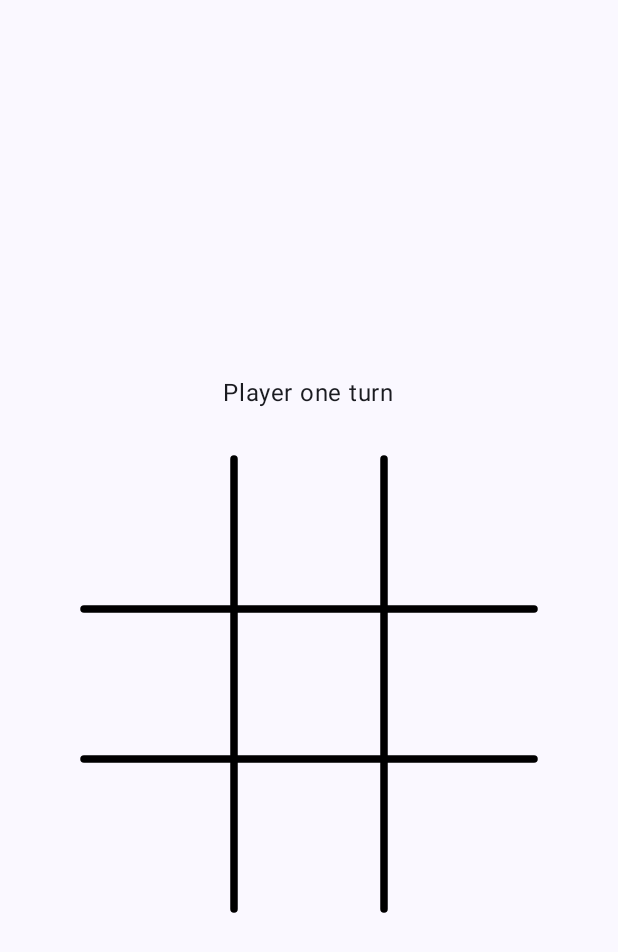
After one commit to ukhanyov/CanvasWorkshop, an Android app built with Jetpack Compose: the composable TicTacToe shown on its own in the app's theme, on a phone screen of 412 x 824 dp. The commit adds this screen. Shown: the top 952 px of the screen. Run offline under Robolectric (Android 15) with nearby library versions, the phone set to English and light mode, and no system bars.

Commit message:
TicTacToe screen added

```diff
--- a/app/src/main/java/com/example/canvasworkshop/Screens.kt
+++ b/app/src/main/java/com/example/canvasworkshop/Screens.kt
@@ -17,12 +17,14 @@ sealed class Screens(val name: String) {
     data object WeightPicker : Screens("Weight Picker")
     data object WritingTextOnAPath : Screens("Writing Text on a Path")
     data object Clock : Screens("Clock")
+    data object TicTacToe : Screens("TicTacToe")
 }
 
 val majorScreens = listOf(
     Screens.GenderPicker,
     Screens.WeightPicker,
     Screens.Clock,
+    Screens.TicTacToe,
 )
 val minorScreens = listOf(
     Screens.AnimatingAPathArrow,
--- /dev/null
+++ b/app/src/main/java/com/example/canvasworkshop/screens/tic_tac_toe/TicTacToe.kt
@@ -0,0 +1,350 @@
+package com.example.canvasworkshop.screens.tic_tac_toe
+
+import androidx.compose.foundation.Canvas
+import androidx.compose.foundation.gestures.detectTapGestures
+import androidx.compose.foundation.layout.*
+import androidx.compose.material3.Text
+import androidx.compose.runtime.*
+import androidx.compose.ui.Alignment
+import androidx.compose.ui.Modifier
+import androidx.compose.ui.geometry.Offset
+import androidx.compose.ui.geometry.Rect
+import androidx.compose.ui.geometry.Size
+import androidx.compose.ui.graphics.Color
+import androidx.compose.ui.graphics.StrokeCap
+import androidx.compose.ui.graphics.drawscope.DrawScope
+import androidx.compose.ui.graphics.drawscope.Stroke
+import androidx.compose.ui.input.pointer.pointerInput
+import androidx.compose.ui.tooling.preview.Preview
+import androidx.compose.ui.unit.Dp
+import androidx.compose.ui.unit.dp
+import com.example.canvasworkshop.ui.theme.CanvasWorkshopTheme
+import kotlinx.coroutines.delay
+
+data class GameState(
+    val topLeft: GamePlayer? = null,
+    val topCenter: GamePlayer? = null,
+    val topRight: GamePlayer? = null,
+    val centerLeft: GamePlayer? = null,
+    val center: GamePlayer? = null,
+    val centerRight: GamePlayer? = null,
+    val bottomLeft: GamePlayer? = null,
+    val bottomCenter: GamePlayer? = null,
+    val bottomRight: GamePlayer? = null,
+    val gameResult: GameResult = GameResult.Running
+)
+
+sealed class GamePlayer {
+    data object One : GamePlayer()
+    data object Two : GamePlayer()
+}
+
+sealed class GameResult {
+    data object Running : GameResult()
+    data object PlayerOneWon : GameResult()
+    data object PlayerTwoWon : GameResult()
+    data object Tie : GameResult()
+}
+
+@Preview(showBackground = true)
+@Composable
+fun TicTacToeScreenPreview() {
+    CanvasWorkshopTheme {
+        TicTacToeScreen()
+    }
+}
+
+@Composable
+fun TicTacToeScreen() {
+    TicTacToe()
+}
+
+@Composable
+fun TicTacToe(
+    lineWidth: Dp = 5.dp,
+//    isGameRunning: Boolean = true
+) {
+    var topLeftRect by remember { mutableStateOf(Rect.Zero) }
+    var topCenterRect by remember { mutableStateOf(Rect.Zero) }
+    var topRightRect by remember { mutableStateOf(Rect.Zero) }
+
+    var centerLeftRect by remember { mutableStateOf(Rect.Zero) }
+    var centerRect by remember { mutableStateOf(Rect.Zero) }
+    var centerRightRect by remember { mutableStateOf(Rect.Zero) }
+
+    var bottomLeftRect by remember { mutableStateOf(Rect.Zero) }
+    var bottomCenterRect by remember { mutableStateOf(Rect.Zero) }
+    var bottomRightRect by remember { mutableStateOf(Rect.Zero) }
+
+    var gameState by remember { mutableStateOf(GameState()) }
+
+    var gamePlayerTurn by remember { mutableStateOf<GamePlayer>(GamePlayer.One) }
+
+    val isGameRunning by remember(gameState) { mutableStateOf(gameState.gameResult is GameResult.Running) }
+
+    LaunchedEffect(key1 = isGameRunning) {
+        if (isGameRunning.not()) {
+            delay(2500)
+            gameState = GameState()
+            gamePlayerTurn = GamePlayer.One
+        }
+    }
+
+    fun togglePlayer() {
+        gamePlayerTurn = if (gamePlayerTurn is GamePlayer.One) {
+            GamePlayer.Two
+        } else {
+            GamePlayer.One
+        }
+    }
+
+    Column(
+        modifier = Modifier
+            .fillMaxSize(),
+        verticalArrangement = Arrangement.Center,
+        horizontalAlignment = Alignment.CenterHorizontally
+    ) {
+        Text(
+            text = when (gameState.gameResult) {
+                GameResult.PlayerOneWon -> "Player One Won!"
+                GameResult.PlayerTwoWon -> "Player Two Won!"
+                GameResult.Running -> "Player ${if (gamePlayerTurn is GamePlayer.One) "one" else "two"} turn"
+                GameResult.Tie -> "Tie!"
+            },
+            modifier = Modifier.padding(32.dp)
+        )
+        Canvas(
+            modifier = Modifier
+                .size(300.dp)
+                .pointerInput(isGameRunning) {
+                    if (isGameRunning.not()) return@pointerInput
+                    detectTapGestures {
+                        when {
+                            topLeftRect.contains(it) && gameState.topLeft == null -> {
+                                gameState = gameState.copy(topLeft = gamePlayerTurn)
+                                togglePlayer()
+                            }
+
+                            topCenterRect.contains(it) && gameState.topCenter == null -> {
+                                gameState = gameState.copy(topCenter = gamePlayerTurn)
+                                togglePlayer()
+                            }
+
+                            topRightRect.contains(it) && gameState.topRight == null -> {
+                                gameState = gameState.copy(topRight = gamePlayerTurn)
+                                togglePlayer()
+                            }
+
+                            centerLeftRect.contains(it) && gameState.centerLeft == null -> {
+                                gameState = gameState.copy(centerLeft = gamePlayerTurn)
+                                togglePlayer()
+                            }
+
+                            centerRect.contains(it) && gameState.center == null -> {
+                                gameState = gameState.copy(center = gamePlayerTurn)
+                                togglePlayer()
+                            }
+
+                            centerRightRect.contains(it) && gameState.centerRight == null -> {
+                                gameState = gameState.copy(centerRight = gamePlayerTurn)
+                                togglePlayer()
+                            }
+
+                            bottomLeftRect.contains(it) && gameState.bottomLeft == null -> {
+                                gameState = gameState.copy(bottomLeft = gamePlayerTurn)
+                                togglePlayer()
+                            }
+
+                            bottomCenterRect.contains(it) && gameState.bottomCenter == null -> {
+                                gameState = gameState.copy(bottomCenter = gamePlayerTurn)
+                                togglePlayer()
+                            }
+
+                            bottomRightRect.contains(it) && gameState.bottomRight == null -> {
+                                gameState = gameState.copy(bottomRight = gamePlayerTurn)
+                                togglePlayer()
+                            }
+                        }
+                    }
+                }
+        ) {
+            gameState = gameState.copy(gameResult = gameState.check())
+            val rectSize = Size(size.width / 3f, size.width / 3f)
+
+            if (topLeftRect == Rect.Zero) {
+                topLeftRect = Rect(
+                    offset = Offset(0f, 0f),
+                    size = rectSize
+                )
+            }
+            if (topCenterRect == Rect.Zero) {
+                topCenterRect = Rect(
+                    offset = Offset(size.width / 3, 0f),
+                    size = rectSize
+                )
+            }
+            if (topRightRect == Rect.Zero) {
+                topRightRect = Rect(
+                    offset = Offset(size.width / 3 * 2, 0f),
+                    size = rectSize
+                )
+            }
+            if (centerLeftRect == Rect.Zero) {
+                centerLeftRect = Rect(
+                    offset = Offset(0f, size.height / 3),
+                    size = rectSize
+                )
+            }
+            if (centerRect == Rect.Zero) {
+                centerRect = Rect(
+                    offset = Offset(size.width / 3, size.height / 3),
+                    size = rectSize
+                )
+            }
+            if (centerRightRect == Rect.Zero) {
+                centerRightRect = Rect(
+                    offset = Offset(size.width / 3 * 2, size.height / 3),
+                    size = rectSize
+                )
+            }
+            if (bottomLeftRect == Rect.Zero) {
+                bottomLeftRect = Rect(
+                    offset = Offset(0f, size.height / 3 * 2),
+                    size = rectSize
+                )
+            }
+            if (bottomCenterRect == Rect.Zero) {
+                bottomCenterRect = Rect(
+                    offset = Offset(size.width / 3, size.height / 3 * 2),
+                    size = rectSize
+                )
+            }
+            if (bottomRightRect == Rect.Zero) {
+                bottomRightRect = Rect(
+                    offset = Offset(size.width / 3 * 2, size.height / 3 * 2),
+                    size = rectSize
+                )
+            }
+
+            // Draw figures
+            drawFigure(gameState.topLeft, topLeftRect, rectSize)
+            drawFigure(gameState.topCenter, topCenterRect, rectSize)
+            drawFigure(gameState.topRight, topRightRect, rectSize)
+            drawFigure(gameState.centerLeft, centerLeftRect, rectSize)
+            drawFigure(gameState.center, centerRect, rectSize)
+            drawFigure(gameState.centerRight, centerRightRect, rectSize)
+            drawFigure(gameState.bottomLeft, bottomLeftRect, rectSize)
+            drawFigure(gameState.bottomCenter, bottomCenterRect, rectSize)
+            drawFigure(gameState.bottomRight, bottomRightRect, rectSize)
+
+            // game field
+            drawLine(
+                color = Color.Black,
+                start = Offset(size.width / 3, 0f),
+                end = Offset(size.width / 3, size.height),
+                strokeWidth = lineWidth.toPx(),
+                cap = StrokeCap.Round
+            )
+            drawLine(
+                color = Color.Black,
+                start = Offset(size.width / 3 * 2, 0f),
+                end = Offset(size.width / 3 * 2, size.height),
+                strokeWidth = lineWidth.toPx(),
+                cap = StrokeCap.Round
+            )
+            drawLine(
+                color = Color.Black,
+                start = Offset(0f, size.height / 3),
+                end = Offset(size.width, size.height / 3),
+                strokeWidth = lineWidth.toPx(),
+                cap = StrokeCap.Round
+            )
+            drawLine(
+                color = Color.Black,
+                start = Offset(0f, size.height / 3 * 2),
+                end = Offset(size.width, size.height / 3 * 2),
+                strokeWidth = lineWidth.toPx(),
+                cap = StrokeCap.Round
+            )
+        }
+    }
+}
+
+private fun DrawScope.drawFigure(
+    gamePlayer: GamePlayer?,
+    rect: Rect,
+    rectSize: Size
+) {
+    when (gamePlayer) {
+        GamePlayer.One -> {
+            drawLine(
+                color = gamePlayer.getColor(),
+                start = rect.topRight.let { Offset(it.x - 25.dp.toPx(), it.y + 25.dp.toPx()) },
+                end = rect.bottomLeft.let { Offset(it.x + 25.dp.toPx(), it.y - 25.dp.toPx()) },
+                strokeWidth = 5.dp.toPx(),
+                cap = StrokeCap.Round
+            )
+            drawLine(
+                color = gamePlayer.getColor(),
+                start = rect.topLeft.let { Offset(it.x + 25.dp.toPx(), it.y + 25.dp.toPx()) },
+                end = rect.bottomRight.let { Offset(it.x - 25.dp.toPx(), it.y - 25.dp.toPx()) },
+                strokeWidth = 5.dp.toPx(),
+                cap = StrokeCap.Round
+            )
+        }
+
+        GamePlayer.Two -> {
+            drawOval(
+                color = gamePlayer.getColor(),
+                topLeft = rect.topLeft.let { Offset(it.x + 25.dp.toPx(), it.y + 25.dp.toPx()) },
+                size = rectSize.let { Size(it.width - 50.dp.toPx(), it.height - 50.dp.toPx()) },
+                style = Stroke(width = 5.dp.toPx())
+            )
+        }
+
+        null -> {
+        }
+    }
+}
+
+private fun GamePlayer.getColor() = when (this) {
+    GamePlayer.One -> Color.Blue
+    GamePlayer.Two -> Color.Red
+}
+
+private fun GameState.check(): GameResult {
+    val row1 = listOf(this.topLeft, this.topCenter, this.topRight)
+    val row2 = listOf(this.centerLeft, this.center, this.centerRight)
+    val row3 = listOf(this.bottomLeft, this.bottomCenter, this.bottomRight)
+    val column1 = listOf(this.topLeft, this.centerLeft, this.bottomLeft)
+    val column2 = listOf(this.topCenter, this.center, this.bottomCenter)
+    val column3 = listOf(this.topRight, this.centerRight, this.bottomRight)
+    val diagonal1 = listOf(this.topLeft, this.center, this.bottomRight)
+    val diagonal2 = listOf(this.topRight, this.center, this.bottomLeft)
+
+    return when {
+        row1.all { it is GamePlayer.One } -> GameResult.PlayerOneWon
+        row2.all { it is GamePlayer.One } -> GameResult.PlayerOneWon
+        row3.all { it is GamePlayer.One } -> GameResult.PlayerOneWon
+        column1.all { it is GamePlayer.One } -> GameResult.PlayerOneWon
+        column2.all { it is GamePlayer.One } -> GameResult.PlayerOneWon
+        column3.all { it is GamePlayer.One } -> GameResult.PlayerOneWon
+        diagonal1.all { it is GamePlayer.One } -> GameResult.PlayerOneWon
+        diagonal2.all { it is GamePlayer.One } -> GameResult.PlayerOneWon
+
+        row1.all { it is GamePlayer.Two } -> GameResult.PlayerTwoWon
+        row2.all { it is GamePlayer.Two } -> GameResult.PlayerTwoWon
+        row3.all { it is GamePlayer.Two } -> GameResult.PlayerTwoWon
+        column1.all { it is GamePlayer.Two } -> GameResult.PlayerTwoWon
+        column2.all { it is GamePlayer.Two } -> GameResult.PlayerTwoWon
+        column3.all { it is GamePlayer.Two } -> GameResult.PlayerTwoWon
+        diagonal1.all { it is GamePlayer.Two } -> GameResult.PlayerTwoWon
+        diagonal2.all { it is GamePlayer.Two } -> GameResult.PlayerTwoWon
+
+        this.topLeft != null && this.topCenter != null && this.topRight != null &&
+                this.centerLeft != null && this.center != null && this.centerRight != null &&
+                this.bottomLeft != null && this.bottomCenter != null && this.bottomRight != null -> GameResult.Tie
+
+        else -> GameResult.Running
+    }
+}
```
Also changed, not shown: app/src/main/java/com/example/canvasworkshop/MainActivity.kt (+11 -0 lines).
